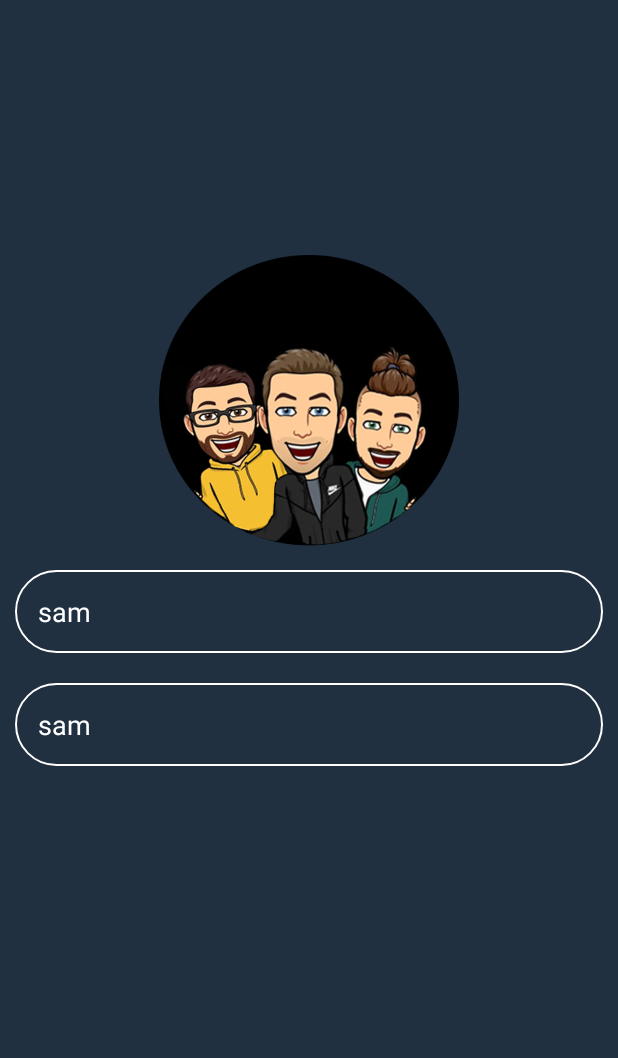
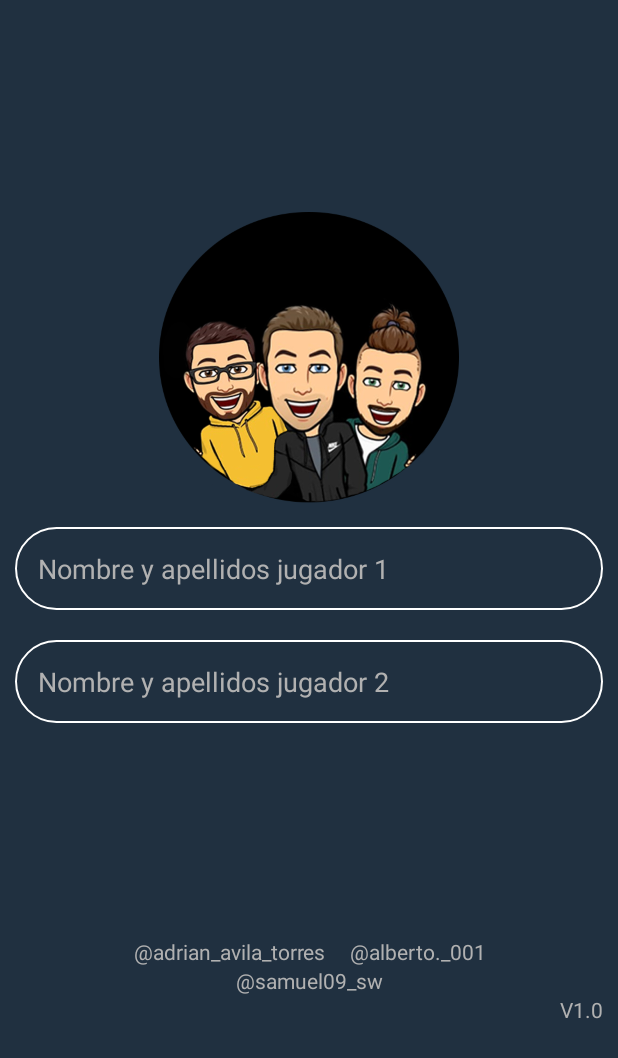
Before and after one commit to sam-sudo/APP_QR, an Android app: the screen it shows after launch (Login), on a phone screen of 412 x 824 dp. Shown: the top 1058 px of the screen. Run offline under Robolectric (Android 15) with nearby library versions, the phone set to English and light mode, and no system bars.

Commit message:
Casi final

```diff
--- a/APP_QR/app/src/main/java/com/example/app_qr/GameOver.java
+++ b/APP_QR/app/src/main/java/com/example/app_qr/GameOver.java
@@ -8,7 +8,6 @@ import android.content.DialogInterface;
 import android.os.Bundle;
 import android.util.Log;
 
-import com.example.app_qr.Fragments.Criptex;
 import com.google.android.gms.tasks.OnFailureListener;
 import com.google.android.gms.tasks.OnSuccessListener;
 import com.google.firebase.firestore.DocumentReference;
@@ -26,8 +25,8 @@ public class GameOver extends AppCompatActivity {
 
         // Create a new user with a first and last name
         Map<String, Object> users = new HashMap<>();
-        users.put("username", Login.nombreStr);
-        users.put("lastname", Login.apellidosStr);
+        users.put("jugador1", Login.jugador1);
+        users.put("jugador2", Login.jugador2);
         users.put("time", "No finalizado");
         users.put("group", Login.grupoStr);
 
--- a/APP_QR/app/src/main/java/com/example/app_qr/Login.java
+++ b/APP_QR/app/src/main/java/com/example/app_qr/Login.java
@@ -2,9 +2,9 @@ package com.example.app_qr;
 
 import androidx.appcompat.app.AppCompatActivity;
 
-import android.app.AlertDialog;
-import android.content.DialogInterface;
+import android.Manifest;
 import android.content.Intent;
+import android.os.Build;
 import android.os.Bundle;
 import android.view.View;
 import android.view.animation.TranslateAnimation;
@@ -16,15 +16,14 @@ import android.widget.Spinner;
 import android.widget.TextView;
 import android.widget.Toast;
 
-import com.example.app_qr.Auxiliar.AskAuxiliar;
-
 public class Login extends AppCompatActivity {
-    EditText nombre, apellidos;
+    private final int MY_PERMISSIONS_REQUEST_CAMERA = 1;
+    EditText player1, player2;
     Spinner grupo;
     Button continuar;
     ImageView imagen;
     TextView selecciona;
-    public static String nombreStr, apellidosStr, grupoStr;
+    public static String jugador1, jugador2, grupoStr;
 
     //static public String[] lista = {"1º Bachiller","2º Bachiller","1º ESO", "2º ESO", "3º ESO", "4º ESO"};
     @Override
@@ -32,12 +31,21 @@ public class Login extends AppCompatActivity {
         super.onCreate(savedInstanceState);
         setContentView(R.layout.activity_login);
 
-        nombre = (EditText) findViewById(R.id.nombre);
-        apellidos = (EditText) findViewById(R.id.apellidos);
+        player1 = (EditText) findViewById(R.id.player1);
+        player2 = (EditText) findViewById(R.id.player2);
         grupo = (Spinner) findViewById(R.id.spinner);
         continuar = (Button) findViewById(R.id.continuar);
         imagen = (ImageView) findViewById(R.id.imagen);
         selecciona = (TextView) findViewById(R.id.selecciona);
+
+        if (Build.VERSION.SDK_INT >= Build.VERSION_CODES.M) {
+            // verificamos la version de ANdroid que sea al menos la M para mostrar
+            // el dialog de la solicitud de la camara
+            if (shouldShowRequestPermissionRationale(
+                    Manifest.permission.CAMERA)) ;
+            requestPermissions(new String[]{Manifest.permission.CAMERA},
+                    MY_PERMISSIONS_REQUEST_CAMERA);
+        }
 
         ArrayAdapter adapter = ArrayAdapter.createFromResource(this, R.array.Spinner_items, R.layout.color_spinner_layout);
 
@@ -47,11 +55,11 @@ public class Login extends AppCompatActivity {
 
         TranslateAnimation an1 = new TranslateAnimation(-1600.0f, 0.0f, 0.0f, 0.0f);
         an1.setDuration(1000);
-        nombre.startAnimation(an1);
+        player1.startAnimation(an1);
 
         TranslateAnimation an3 = new TranslateAnimation(1600.0f, 0.0f, 0.0f, 0.0f);
         an3.setDuration(1000);
-        apellidos.startAnimation(an3);
+        player2.startAnimation(an3);
 
         TranslateAnimation an4 = new TranslateAnimation(00.0f, 0.0f, 1600.0f, 0.0f);
         an4.setDuration(2000);
@@ -66,10 +74,10 @@ public class Login extends AppCompatActivity {
             @Override
             public void onClick(View view) {
 
-                nombreStr = nombre.getText().toString();
-                apellidosStr = apellidos.getText().toString();
+                jugador1 = player1.getText().toString();
+                jugador2 = player2.getText().toString();
                 grupoStr = grupo.getSelectedItem().toString();
-                if (!validate(nombreStr, apellidosStr)) {
+                if (!validate(jugador1, jugador2)) {
                     Intent intent = new Intent(getApplicationContext(), StartVideo.class);
                     startActivity(intent);
                     finish();
--- a/APP_QR/app/src/main/java/com/example/app_qr/Poem.java
+++ b/APP_QR/app/src/main/java/com/example/app_qr/Poem.java
@@ -4,7 +4,6 @@ import android.app.AlertDialog;
 import android.content.DialogInterface;
 import android.content.Intent;
 import android.os.Bundle;
-import android.os.Environment;
 import android.util.Log;
 import android.view.View;
 import android.widget.Button;
@@ -47,8 +46,8 @@ public class Poem extends AppCompatActivity {
                     Toast.makeText(getApplicationContext(), "NOMBRE CORRECTO", Toast.LENGTH_SHORT).show();
                     // Create a new user with a first and last name
                     Map<String, Object> users = new HashMap<>();
-                    users.put("username", Login.nombreStr);
-                    users.put("lastname", Login.apellidosStr);
+                    users.put("jugador1", Login.jugador1);
+                    users.put("jugador2", Login.jugador2);
                     users.put("time", Criptex.textFormater);
                     users.put("group", Login.grupoStr);
 
--- a/APP_QR/app/src/main/res/layout/activity_login.xml
+++ b/APP_QR/app/src/main/res/layout/activity_login.xml
@@ -27,9 +27,8 @@
             android:padding="15dp"
             android:background="@drawable/input"
             android:textColor="#FFFFFF"
-            android:hint="Nombre"
-            android:text="sam"
-            android:id="@+id/nombre"
+            android:hint="Nombre y apellidos jugador 1"
+            android:id="@+id/player1"
             android:layout_width="match_parent"
             android:layout_height="wrap_content"></EditText>
 
@@ -39,9 +38,8 @@
             android:padding="15dp"
             android:background="@drawable/input"
             android:textColor="#FFFFFF"
-            android:text="sam"
-            android:hint="Apellidos"
-            android:id="@+id/apellidos"
+            android:hint="Nombre y apellidos jugador 2"
+            android:id="@+id/player2"
             android:layout_width="match_parent"
             android:layout_height="wrap_content"></EditText>
 
@@ -66,9 +64,6 @@
                 android:layout_width="wrap_content"
                 android:layout_height="wrap_content"></Spinner>
         </LinearLayout>
-
-
-
         <Button
             android:textColor="#FFFFFF"
             android:layout_margin="10dp"
@@ -77,6 +72,40 @@
             android:id="@+id/continuar"
             android:layout_width="match_parent"
             android:layout_height="wrap_content"></Button>
+
+
+        <TextView
+            android:textColor="#B1B1B1"
+            android:textAlignment="center"
+            android:text='\@adrian_avila_torres     @alberto._001'
+            android:layout_width="match_parent"
+            android:layout_height="wrap_content"></TextView>
+        <TextView
+            android:textColor="#B1B1B1"
+            android:textAlignment="center"
+            android:text='\@samuel09_sw'
+            android:layout_width="match_parent"
+            android:layout_height="wrap_content"></TextView>
+
+
+
+
+
+
+    </LinearLayout>
+
+    <LinearLayout
+        android:layout_gravity="bottom"
+        android:gravity="bottom"
+        android:layout_width="match_parent"
+        android:layout_height="wrap_content">
+        <TextView
+            android:gravity="bottom|end"
+            android:layout_marginRight="10dp"
+            android:textColor="#B1B1B1"
+            android:text="V1.0"
+            android:layout_width="match_parent"
+            android:layout_height="match_parent"></TextView>
     </LinearLayout>
 
 
```
Also changed, not shown: APP_QR/app/src/main/java/com/example/app_qr/Finish.java (+2 -10 lines), APP_QR/app/src/main/java/com/example/app_qr/StartVideo.java (+1 -14 lines), APP_QR/app/src/main/res/layout/fragment_ask.xml (+11 -3 lines), APP_QR/app/src/main/res/layout/poem.xml (+5 -5 lines), APP_QR/app/src/main/res/layout/video.xml (+9 -0 lines).
